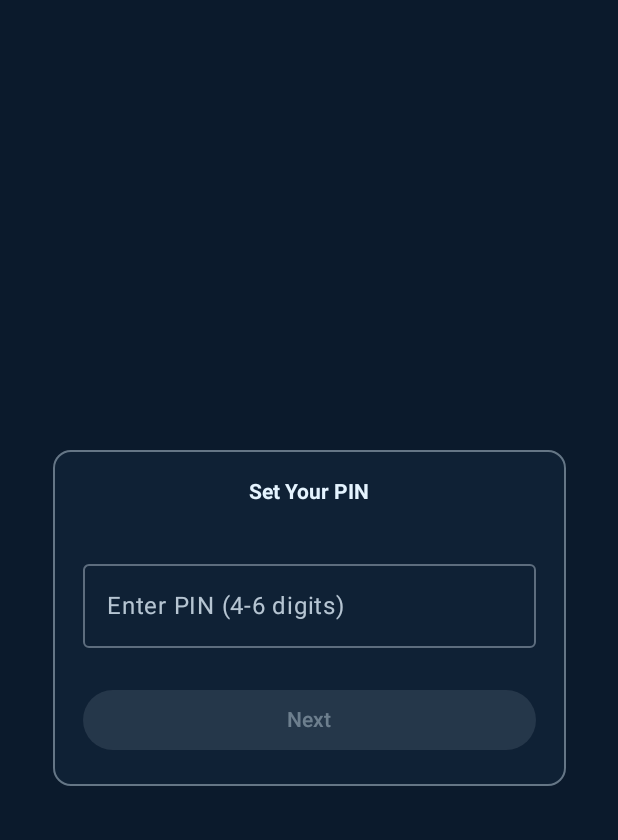
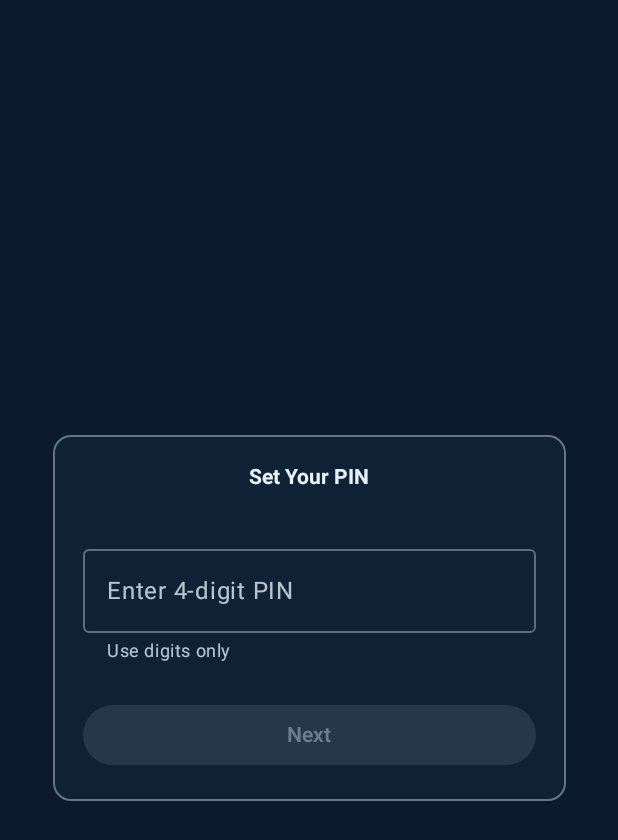
Before and after one commit to drguptavivek/android_launcher2, an Android app built with Jetpack Compose: the composable PinSetupScreen shown on its own in the app's theme, on a phone screen of 412 x 824 dp. Shown: the top 840 px of the screen. Run offline under Robolectric (Android 15) with nearby library versions, the phone set to English and light mode, and no system bars; 3 statements that could not run were skipped.

```diff
--- a/android-launcher/app/src/main/java/edu/aiims/surveylauncher/ui/pin/PinSetupScreen.kt
+++ b/android-launcher/app/src/main/java/edu/aiims/surveylauncher/ui/pin/PinSetupScreen.kt
@@ -8,8 +8,11 @@ import androidx.compose.runtime.*
 import androidx.compose.ui.Alignment
 import androidx.compose.ui.Modifier
 import androidx.compose.ui.platform.LocalContext
+import androidx.compose.ui.text.style.TextAlign
+import androidx.compose.ui.unit.sp
 import androidx.compose.ui.text.input.KeyboardType
 import androidx.compose.ui.text.input.PasswordVisualTransformation
+import androidx.compose.ui.text.input.VisualTransformation
 import androidx.compose.ui.unit.dp
 import edu.aiims.surveylauncher.util.PinManager
 
@@ -52,16 +55,21 @@ fun PinSetupScreen(onPinSet: () -> Unit) {
                 OutlinedTextField(
                     value = if (step == 1) pin else confirmPin,
                     onValueChange = {
-                        if (it.length <= 6) {
+                        if (it.length <= 4 && it.all(Char::isDigit)) {
                             if (step == 1) pin = it else confirmPin = it
                             errorMessage = ""
                         }
                     },
-                    label = { Text("Enter PIN (4-6 digits)") },
-                    visualTransformation = PasswordVisualTransformation(),
-                    keyboardOptions = KeyboardOptions(keyboardType = KeyboardType.NumberPassword),
+                    label = { Text("Enter 4-digit PIN") },
+                    textStyle = MaterialTheme.typography.headlineLarge.copy(
+                        letterSpacing = 8.sp,
+                        textAlign = TextAlign.Center
+                    ),
+                    visualTransformation = VisualTransformation.None,
+                    keyboardOptions = KeyboardOptions(keyboardType = KeyboardType.Number),
                     singleLine = true,
-                    modifier = Modifier.fillMaxWidth()
+                    modifier = Modifier.fillMaxWidth(),
+                    supportingText = { Text("Use digits only", style = MaterialTheme.typography.bodySmall) }
                 )
 
                 if (errorMessage.isNotEmpty()) {
@@ -79,14 +87,16 @@ fun PinSetupScreen(onPinSet: () -> Unit) {
                     onClick = {
                         when (step) {
                             1 -> {
-                                if (pin.length < 4) {
-                                    errorMessage = "PIN must be at least 4 digits"
+                                if (pin.length != 4) {
+                                    errorMessage = "PIN must be exactly 4 digits"
                                 } else {
                                     step = 2
                                 }
                             }
                             2 -> {
-                                if (pin == confirmPin) {
+                                if (pin.length != 4 || confirmPin.length != 4) {
+                                    errorMessage = "PIN must be exactly 4 digits"
+                                } else if (pin == confirmPin) {
                                     pinManager.setPin(pin)
                                     onPinSet()
                                 } else {
```
